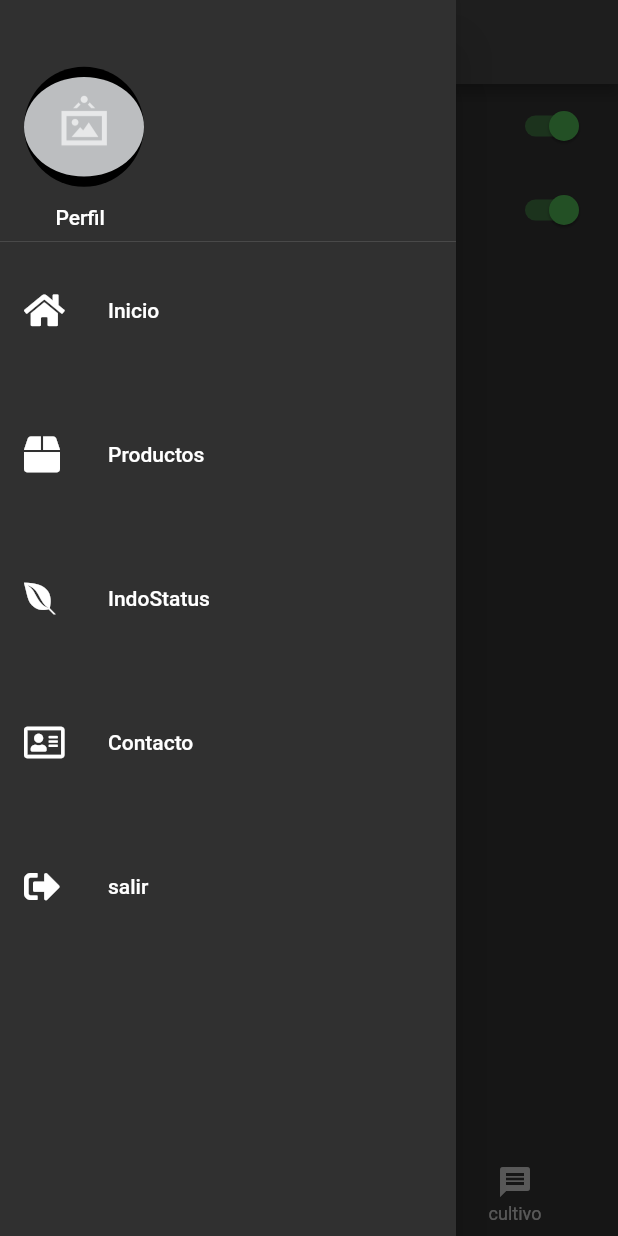
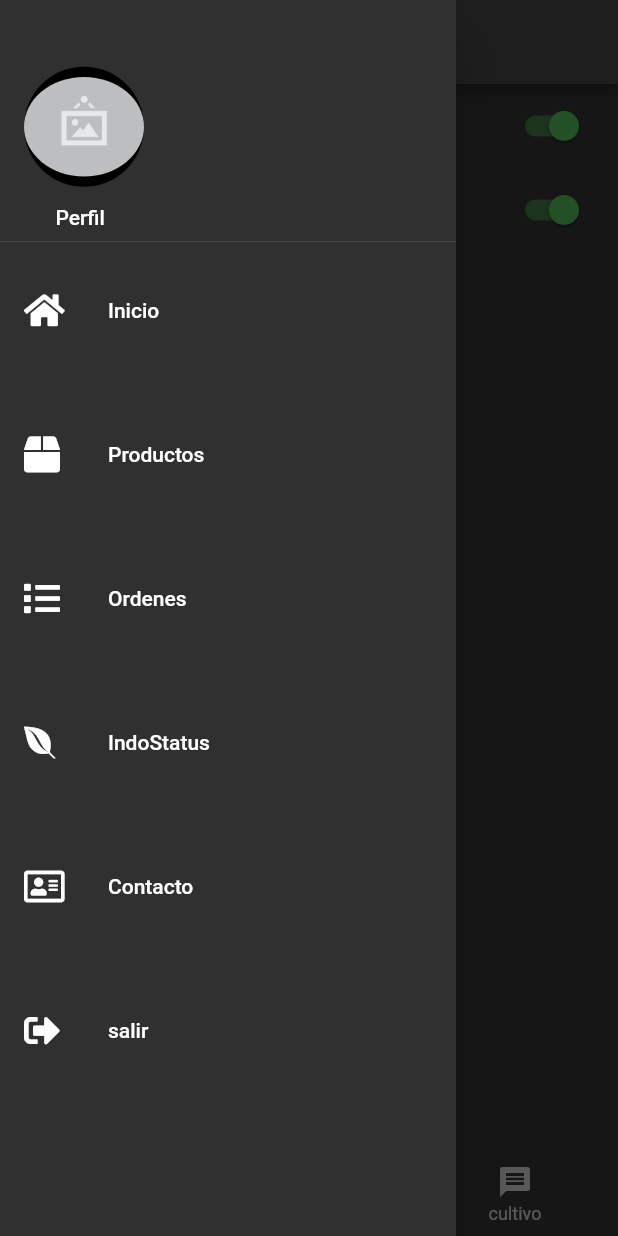
Before and after one commit to Alaingp1/Fluttertesis, a Flutter app: the Alertas screen opened by its route, with the side drawer open, on a phone screen of 412 x 824 dp. Run offline on Flutter 3.47's test engine with Material 2 defaults, Android fonts, the phone set to English and light mode, and no system bars; our stand-ins replace firebase_core, firebase_storage, fluttertoast, font_awesome_flutter, image_picker; missing offline and left inert: flutter_number_picker, flutter_session; accounts and stored records are empty; network calls fail.

Commit message:
update 19-11

```diff
--- a/lib/main.dart
+++ b/lib/main.dart
@@ -5,9 +5,11 @@ import 'package:flutter_tesisv2/login.dart';
 import 'package:flutter_tesisv2/recuperar_contrasena.dart';
 import 'package:flutter_tesisv2/src/cultivos/acciones/editar_cultivo.dart';
 import 'package:flutter_tesisv2/src/cultivos/cultivos.dart';
-import 'package:flutter_tesisv2/src/cultivos/sensores/temperatura.dart';
+import 'package:flutter_tesisv2/src/cultivos/sensores/Sensores.dart';
 import 'package:flutter_tesisv2/src/empresa/contacto.dart';
 import 'package:flutter_tesisv2/src/empresa/datos_empresa.dart';
+import 'package:flutter_tesisv2/src/usuarios/ListadoOrdenes.dart';
+import 'package:flutter_tesisv2/src/usuarios/acciones/orden_detalle.dart';
 import 'package:flutter_tesisv2/src/productos/acciones/detalle_producto.dart';
 import 'package:flutter_tesisv2/src/productos/acciones/ordenar_producto.dart';
 import 'package:flutter_tesisv2/src/productos/productos.dart';
@@ -87,12 +89,16 @@ class MyApp extends StatelessWidget {
         Publicacion.ROUTE: (_) => Publicacion(),
         "recuperarcontrasena": (BuildContext context) => RecuperarContrasena(),
         RecuperarContrasena.ROUTE: (_) => RecuperarContrasena(),
-        "temperatura": (BuildContext context) => Temperatura(),
-        Temperatura.ROUTE: (_) => Temperatura(),
+        "Sensores": (BuildContext context) => Sensores(),
+        Sensores.ROUTE: (_) => Sensores(),
         "alertas": (BuildContext context) => Alertas(),
         Alertas.ROUTE: (_) => Alertas(),
         "listapub": (BuildContext context) => ListaPublicaciones(),
         ListaPublicaciones.ROUTE: (_) => ListaPublicaciones(),
+        "listadoOrdenes": (BuildContext context) => ListadoOrdenes(),
+        ListadoOrdenes.ROUTE: (_) => ListadoOrdenes(),
+        "ordenDetalle": (BuildContext context) => OrdenDetalle(),
+        OrdenDetalle.ROUTE: (_) => OrdenDetalle(),
       },
     );
   }
--- a/lib/src/cultivos/acciones/detalle_cultivos.dart
+++ b/lib/src/cultivos/acciones/detalle_cultivos.dart
@@ -5,7 +5,7 @@ import 'package:flutter_session/flutter_session.dart';
 import 'package:flutter_tesisv2/src/cultivos/acciones/conectar_placa.dart';
 import 'package:flutter_tesisv2/src/cultivos/acciones/editar_cultivo.dart';
 import 'package:flutter_tesisv2/src/cultivos/cultivos.dart';
-import 'package:flutter_tesisv2/src/cultivos/sensor.dart';
+
 import 'package:font_awesome_flutter/font_awesome_flutter.dart';
 import 'package:http/http.dart' as http;
 
@@ -129,7 +129,7 @@ class _DetalleCultivoState extends State<DetalleCultivo> {
                           Divider(),
                           ListTile(
                             leading: Icon(FontAwesomeIcons.thermometerQuarter),
-                            title: Text('Sensor de temperatura'),
+                            title: Text('Sensor de Sensores'),
                             subtitle: Text('28ºC'),
                             trailing: Switch(
                               onChanged: (value) => print('toggle sensor'),
@@ -137,7 +137,7 @@ class _DetalleCultivoState extends State<DetalleCultivo> {
                               value: true,
                             ),
                             onTap: () => Navigator.pushNamed(
-                                context, "temperatura",
+                                context, "Sensores",
                                 arguments: widget.listaCult[widget.indexCult]
                                     ['Cultivo_id']),
                           ),
@@ -149,14 +149,6 @@ class _DetalleCultivoState extends State<DetalleCultivo> {
                               onChanged: (value) => print('toggle sensor'),
                               activeColor: Colors.green,
                               value: true,
-                            ),
-                            onTap: () => Navigator.push(
-                              context,
-                              MaterialPageRoute(
-                                builder: (context) => Sensor(
-                                  nombre: 'humedad',
-                                ),
-                              ),
                             ),
                           ),
                         ],
--- a/lib/src/cultivos/sensores/temperatura.dart
+++ b/lib/src/cultivos/sensores/Sensores.dart
@@ -3,15 +3,15 @@ import 'package:flutter_tesisv2/src/cultivos/sensores/models/sensor_model.dart';
 import 'package:flutter_tesisv2/src/cultivos/sensores/providers/sensor_provider.dart';
 import 'package:font_awesome_flutter/font_awesome_flutter.dart';
 
-class Temperatura extends StatefulWidget {
-  static const String ROUTE = "/temperatura";
-  Temperatura({Key key}) : super(key: key);
+class Sensores extends StatefulWidget {
+  static const String ROUTE = "/Sensores";
+  Sensores({Key key}) : super(key: key);
 
   @override
-  _TemperaturaState createState() => _TemperaturaState();
+  _SensoresState createState() => _SensoresState();
 }
 
-class _TemperaturaState extends State<Temperatura> {
+class _SensoresState extends State<Sensores> {
   SensorModel sensor = SensorModel();
   final sensorProvider = SensorProvider();
   TextEditingController minima = TextEditingController();
@@ -32,7 +32,7 @@ class _TemperaturaState extends State<Temperatura> {
                   FontAwesomeIcons.image,
                   size: 60,
                 ),
-                Text('Sensor de temperatura')
+                Text('Sensor de Sensores')
               ],
             ),
             Row(
@@ -69,12 +69,12 @@ class _TemperaturaState extends State<Temperatura> {
       child: TextFormField(
         controller: minima,
         decoration: InputDecoration(
-          labelText: 'temperatura minima',
+          labelText: 'Sensores minima',
           suffixText: 'c°',
         ),
         onFieldSubmitted: (value) {
           value = minima.text;
-          sensor.temperaturaMinima = int.parse(value);
+          sensor.SensoresMinima = int.parse(value);
           node.nextFocus();
         },
         enabled: true,
@@ -91,12 +91,12 @@ class _TemperaturaState extends State<Temperatura> {
       child: TextFormField(
         controller: maxima,
         decoration: InputDecoration(
-          labelText: 'temperatura maxima',
+          labelText: 'Sensores maxima',
           suffixText: 'c°',
         ),
         onSaved: (value) {
           value = maxima.text;
-          sensor.temperaturaMaxima = int.parse(value);
+          sensor.SensoresMaxima = int.parse(value);
           node.nextFocus();
         },
         enabled: true,
@@ -130,8 +130,8 @@ class _TemperaturaState extends State<Temperatura> {
     print("minima  " + minima.text);
     print("maxima  " + maxima.text);
     print("humedad " + humedad.text);
-    print("minima  " + sensor.temperaturaMinima.toString());
-    print("maxima  " + sensor.temperaturaMaxima.toString());
+    print("minima  " + sensor.SensoresMinima.toString());
+    print("maxima  " + sensor.SensoresMaxima.toString());
     print("humedad " + sensor.humedad.toString());
 
     sensorProvider.asignarDatos(sensor);
--- a/lib/src/cultivos/sensores/models/sensor_model.dart
+++ b/lib/src/cultivos/sensores/models/sensor_model.dart
@@ -12,30 +12,30 @@ String sensorModelToJson(SensorModel data) => json.encode(data.toJson());
 class SensorModel {
   SensorModel({
     this.id,
-    this.temperaturaMaxima,
-    this.temperaturaMinima,
+    this.SensoresMaxima,
+    this.SensoresMinima,
     this.humedad,
     this.estado,
   });
 
   int id;
-  int temperaturaMaxima;
-  int temperaturaMinima;
+  int SensoresMaxima;
+  int SensoresMinima;
   int humedad;
   bool estado;
 
   factory SensorModel.fromJson(Map<String, dynamic> json) => SensorModel(
         id: json["id"],
-        temperaturaMaxima: json["Temperatura_maxima"],
-        temperaturaMinima: json["Temperatura_minima"],
+        SensoresMaxima: json["Sensores_maxima"],
+        SensoresMinima: json["Sensores_minima"],
         humedad: json["Humedad"],
         estado: json["estado"],
       );
 
   Map<String, dynamic> toJson() => {
         "id": id,
-        "Temperatura_maxima": temperaturaMaxima,
-        "Temperatura_minima": temperaturaMinima,
+        "Sensores_maxima": SensoresMaxima,
+        "Sensores_minima": SensoresMinima,
         "Humedad": humedad,
         "estado": estado,
       };
--- a/lib/src/usuarios/alertas.dart
+++ b/lib/src/usuarios/alertas.dart
@@ -30,7 +30,7 @@ class _AlertasState extends State<Alertas> {
           ),
           ListTile(
             leading: const Icon(FontAwesomeIcons.compressArrowsAlt),
-            title: const Text('Notificar temperatura extrema'),
+            title: const Text('Notificar Sensores extrema'),
             trailing: Switch(
               onChanged: (value) => print('toggle notification'),
               activeColor: Colors.green,
--- a/lib/src/usuarios/sidebar.dart
+++ b/lib/src/usuarios/sidebar.dart
@@ -7,6 +7,7 @@ import 'package:flutter_tesisv2/home.dart';
 import 'package:flutter_tesisv2/login.dart';
 import 'package:flutter_tesisv2/src/empresa/contacto.dart';
 import 'package:flutter_tesisv2/src/empresa/datos_empresa.dart';
+import 'package:flutter_tesisv2/src/usuarios/ListadoOrdenes.dart';
 import 'package:flutter_tesisv2/src/productos/productos.dart';
 import 'package:flutter_tesisv2/src/usuarios/usuarios.dart';
 import 'package:font_awesome_flutter/font_awesome_flutter.dart';
@@ -39,36 +40,6 @@ class _NavDrawerState extends State<NavDrawer> {
       child: ListView(
         padding: EdgeInsets.zero,
         children: [
-          /* UserAccountsDrawerHeader(
-            currentAccountPicture: CircleAvatar(
-              child: Row(
-                mainAxisAlignment: MainAxisAlignment.spaceBetween,
-                children: [
-                  Container(
-                    child: GestureDetector(
-                      child: ClipOval(
-                        child: dataUsuario[0]['Usuario_foto'] != null
-                            ? FadeInImage(
-                                image: NetworkImage(
-                                    dataUsuario[0]['Usuario_foto']),
-                                placeholder:
-                                    AssetImage('assets/jar-loading.gif'),
-                                height: 500,
-                              )
-                            : Image.asset(
-                                "assets/no-image.png",
-                                fit: BoxFit.fill,
-                              ),
-                      ),
-                      onTap: () {
-                        Navigator.pushNamed(context, Cuenta.ROUTE);
-                      },
-                    ),
-                  ),
-                ],
-              ),
-            ),
-          ), */
           DrawerHeader(
             child: GestureDetector(
               child: Stack(
@@ -101,10 +72,6 @@ class _NavDrawerState extends State<NavDrawer> {
               ),
               onTap: () => {Navigator.pushNamed(context, Cuenta.ROUTE)},
             ),
-            /* ListTile(
-              title: Text('Perfil'),
-              onTap: () => {Navigator.pushNamed(context, Cuenta.ROUTE)},
-            ), */
           ),
           SizedBox(
             height: 10.0,
@@ -121,6 +88,14 @@ class _NavDrawerState extends State<NavDrawer> {
             leading: FaIcon(FontAwesomeIcons.box),
             title: Text('Productos'),
             onTap: () => {Navigator.pushNamed(context, Productos.ROUTE)},
+          ),
+          SizedBox(
+            height: 40.0,
+          ),
+          ListTile(
+            leading: FaIcon(FontAwesomeIcons.list),
+            title: Text('Ordenes'),
+            onTap: () => {Navigator.pushNamed(context, ListadoOrdenes.ROUTE)},
           ),
           SizedBox(
             height: 40.0,
--- a/lib/src/usuarios/usuarios.dart
+++ b/lib/src/usuarios/usuarios.dart
@@ -42,6 +42,10 @@ class _CuentaState extends State<Cuenta> {
           IconButton(
             icon: Icon(Icons.edit),
             onPressed: () => Navigator.of(context).pushNamed("editarusuario"),
+          ),
+          IconButton(
+            icon: Icon(Icons.shopping_cart),
+            onPressed: () => Navigator.of(context).pushNamed("ordenes"),
           ),
         ],
       ),
```
Also changed, not shown: lib/src/cultivos/sensor.dart (deleted, +0 -61 lines), lib/src/usuarios/ListadoOrdenes.dart (added, +106 -0 lines), lib/src/usuarios/acciones/detalle_publicacion.dart (+2 -6 lines), lib/src/usuarios/acciones/orden_detalle.dart (added, +132 -0 lines), lib/src/ordenes/detalle_orden.dart (deleted), lib/src/ordenes/listar_ordenes.dart (deleted).
